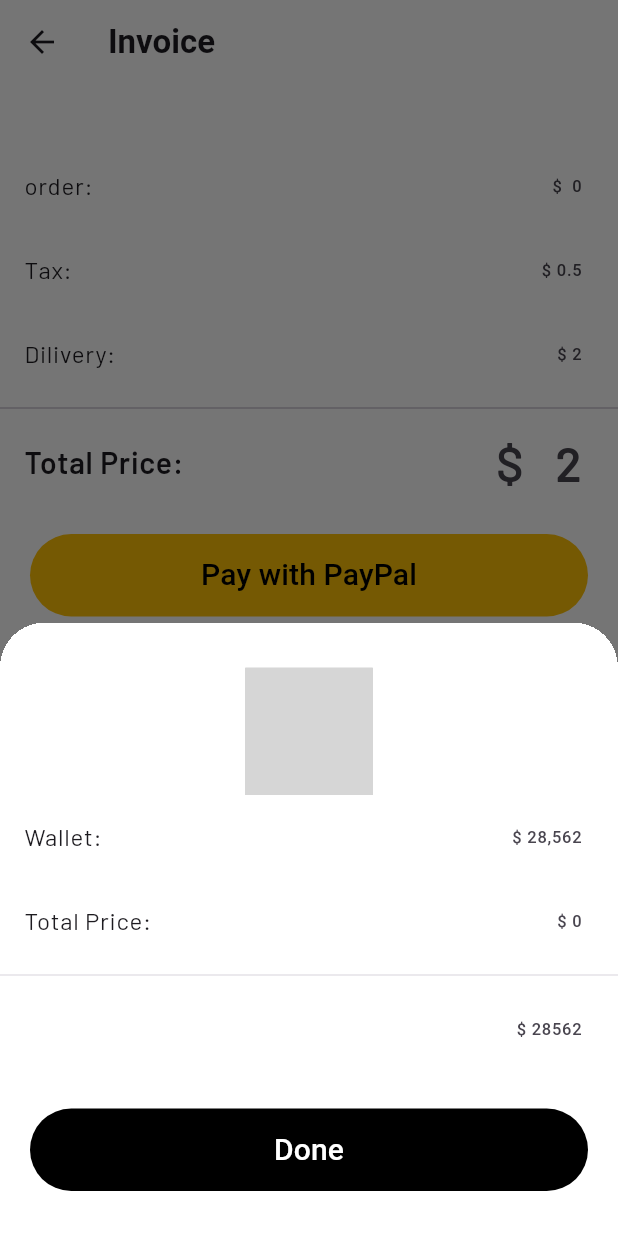
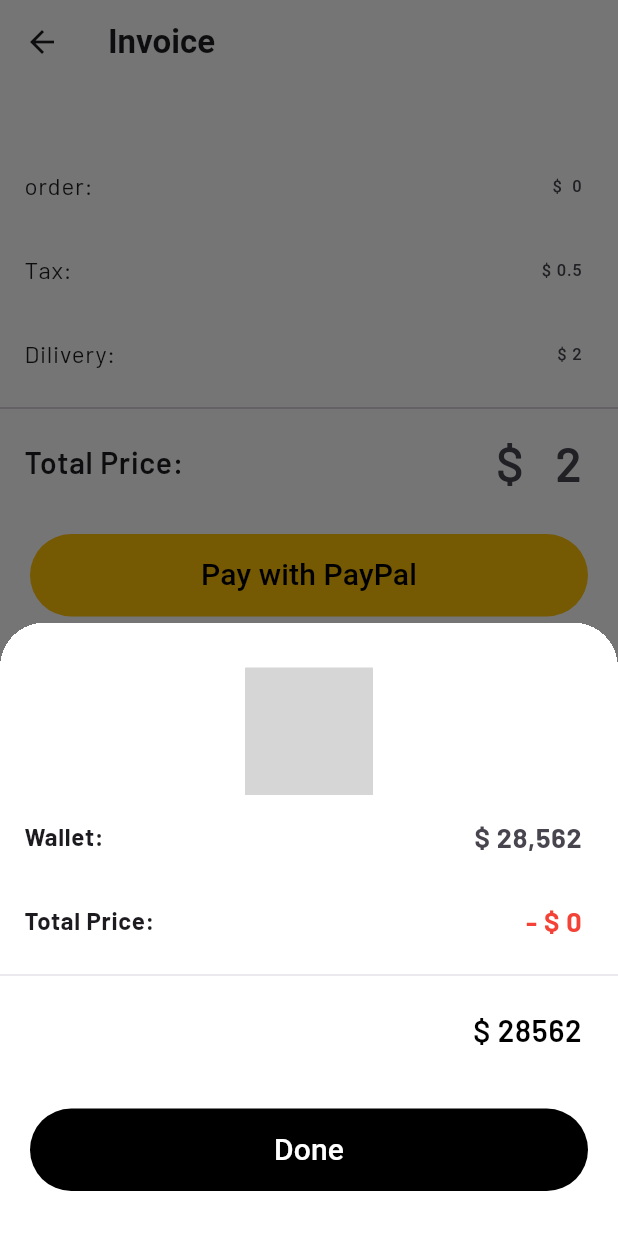
Before and after one commit to tommy725/flutter-food-app-ui, a Flutter app: the InvoiceScreen screen opened directly, after a tap on an icon or button, on a phone screen of 412 x 824 dp. Run offline on Flutter 3.47's test engine with Material 2 defaults, Android fonts, the phone set to English and light mode, and no system bars; drawn by our look-alikes of countup; our stand-ins replace carousel_slider, flutter_slidable, flutter_staggered_animations, get, google_fonts, lottie; missing offline and left inert: avatar_stack; grey boxes are pictures that could not be loaded.

Commit message:
payment sheet ui improvment

```diff
--- a/lib/payment_sheet.dart
+++ b/lib/payment_sheet.dart
@@ -20,31 +20,36 @@ class PaymentSheet extends StatelessWidget {
           ListTile(
             title: Text(
               'Wallet:',
-              style: GoogleFonts.getFont(
-                'Barlow',
-              ),
+              style: GoogleFonts.getFont('Barlow', fontWeight: FontWeight.bold),
             ),
-            trailing: const Text('\$ 28,562'),
+            trailing: Text(
+              '\$ 28,562',
+              style: GoogleFonts.getFont('Barlow',
+                  fontWeight: FontWeight.bold, fontSize: 18),
+            ),
           ),
           ListTile(
             title: Text(
               'Total Price:',
-              style: GoogleFonts.getFont(
-                'Barlow',
-              ),
+              style: GoogleFonts.getFont('Barlow', fontWeight: FontWeight.bold),
             ),
-            trailing: Text('\$ ${price.floor()}'),
+            trailing: Text(
+              '- \$ ${price.floor()}',
+              style: GoogleFonts.getFont('Barlow',
+                  color: Colors.red, fontWeight: FontWeight.bold, fontSize: 18),
+            ),
           ),
           const Divider(
             thickness: 0.5,
           ),
           ListTile(
-            title: Text(
-              '',
+            trailing: Text(
+              '\$ ${(28562 - price).floor()}',
               style: GoogleFonts.getFont('Barlow',
-                  color: Colors.black, fontWeight: FontWeight.bold),
+                  color: Colors.black,
+                  fontWeight: FontWeight.w600,
+                  fontSize: 20),
             ),
-            trailing: Text('\$ ${(28562 - price).floor()}'),
           ),
           const SizedBox(height: 25),
           BtnWidget(
```
